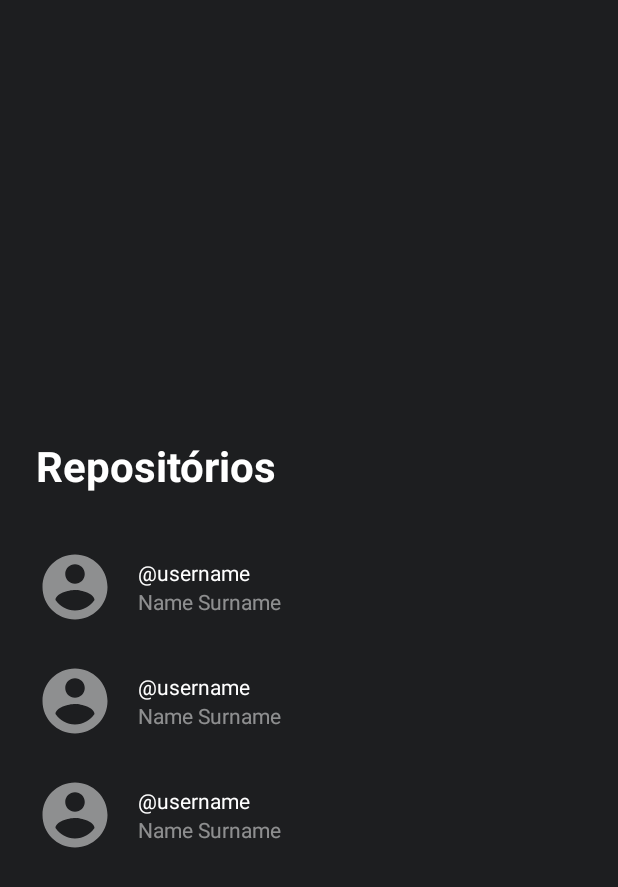
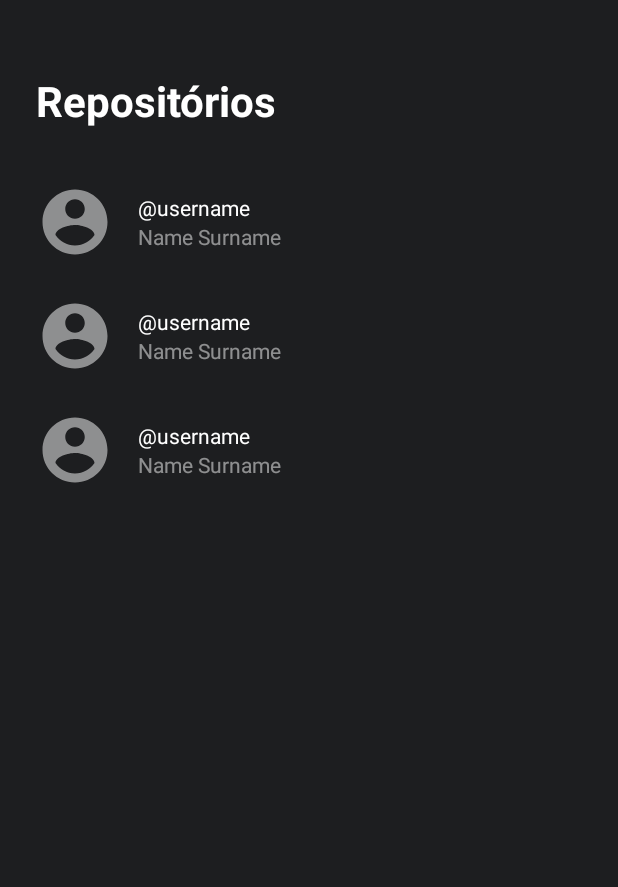
Before and after one commit to valdir-silva/repositories_list, an Android app: the layout repositories_fragment.xml on its own in the app's theme, with its tools: preview values and no code run, on a phone screen of 412 x 824 dp. Shown: the top 887 px of the screen. Run offline under Robolectric (Android 15) with nearby library versions, the phone set to English and light mode, and no system bars.

```diff
--- a/app/src/main/java/com/valdirsilva/repositorieslist/data/MockEndpoints.kt
+++ b/app/src/main/java/com/valdirsilva/repositorieslist/data/MockEndpoints.kt
@@ -11,5 +11,5 @@ interface MockEndpoints : Service {
     @MockResponse(body = "repositories.json")
     @Mock
     @GET("/")
-    override fun getRepositories(): Call<GitHubSearchResultResponse>
+    override fun getRepositories(page: String): Call<GitHubSearchResultResponse>
 }
--- a/app/src/main/java/com/valdirsilva/repositorieslist/data/Service.kt
+++ b/app/src/main/java/com/valdirsilva/repositorieslist/data/Service.kt
@@ -5,5 +5,5 @@ import retrofit2.Call
 
 interface Service {
 
-    fun getRepositories(): Call<GitHubSearchResultResponse>
+    fun getRepositories(page: String): Call<GitHubSearchResultResponse>
 }
--- a/app/src/main/java/com/valdirsilva/repositorieslist/data/repository/Repository.kt
+++ b/app/src/main/java/com/valdirsilva/repositorieslist/data/repository/Repository.kt
@@ -4,5 +4,5 @@ import com.valdirsilva.repositorieslist.data.ApiResults
 
 interface Repository {
 
-    fun getRepositories(resultCallback: (result: ApiResults) -> Unit)
+    fun getRepositories(page: String, resultCallback: (result: ApiResults) -> Unit)
 }
--- a/app/src/main/res/layout/repositories_fragment.xml
+++ b/app/src/main/res/layout/repositories_fragment.xml
@@ -1,23 +1,12 @@
 <?xml version="1.0" encoding="utf-8"?>
-<androidx.constraintlayout.widget.ConstraintLayout xmlns:android="http://schemas.android.com/apk/res/android"
+<androidx.appcompat.widget.LinearLayoutCompat xmlns:android="http://schemas.android.com/apk/res/android"
     xmlns:app="http://schemas.android.com/apk/res-auto"
     xmlns:tools="http://schemas.android.com/tools"
     android:layout_width="match_parent"
     android:layout_height="match_parent"
     android:background="@color/colorPrimaryDark"
+    android:orientation="vertical"
     tools:context=".presentation.repositories.RepositoriesFragment">
-
-    <androidx.core.widget.NestedScrollView
-        android:layout_width="match_parent"
-        android:layout_height="wrap_content"
-        app:layout_constraintBottom_toBottomOf="parent"
-        app:layout_constraintEnd_toEndOf="parent"
-        app:layout_constraintStart_toStartOf="parent"
-        app:layout_constraintTop_toTopOf="parent">
-
-        <androidx.constraintlayout.widget.ConstraintLayout
-            android:layout_width="match_parent"
-            android:layout_height="wrap_content">
 
     <TextView
         android:id="@+id/tvTitle"
@@ -30,8 +19,6 @@
         android:textSize="28sp"
         android:textStyle="bold"
         android:visibility="gone"
-                app:layout_constraintStart_toStartOf="parent"
-                app:layout_constraintTop_toTopOf="parent"
         tools:visibility="visible" />
 
     <androidx.recyclerview.widget.RecyclerView
@@ -40,14 +27,8 @@
         android:layout_height="wrap_content"
         android:layout_marginTop="24dp"
         app:layoutManager="androidx.recyclerview.widget.LinearLayoutManager"
-                app:layout_constraintEnd_toEndOf="parent"
-                app:layout_constraintStart_toStartOf="parent"
-                app:layout_constraintTop_toBottomOf="@id/tvTitle"
-                tools:listitem="@layout/repositorie_view"
+        tools:listitem="@layout/repository_view"
         tools:visibility="visible" />
-
-        </androidx.constraintlayout.widget.ConstraintLayout>
-    </androidx.core.widget.NestedScrollView>
 
     <ProgressBar
         android:id="@+id/repositories_list_progress_bar"
@@ -58,10 +39,6 @@
         android:layout_marginTop="8dp"
         android:layout_marginBottom="8dp"
         android:visibility="gone"
-        app:layout_constraintBottom_toBottomOf="parent"
-        app:layout_constraintEnd_toEndOf="parent"
-        app:layout_constraintStart_toStartOf="parent"
-        app:layout_constraintTop_toTopOf="parent"
         tools:visibility="gone" />
 
     <TextView
@@ -72,11 +49,7 @@
         android:textAppearance="@style/TextAppearance.AppCompat.Headline"
         android:textColor="@color/white"
         android:visibility="gone"
-        app:layout_constraintBottom_toBottomOf="parent"
-        app:layout_constraintEnd_toEndOf="parent"
-        app:layout_constraintStart_toStartOf="parent"
-        app:layout_constraintTop_toTopOf="parent"
         tools:text="ERROR!"
         tools:visibility="gone" />
 
-</androidx.constraintlayout.widget.ConstraintLayout>
+</androidx.appcompat.widget.LinearLayoutCompat>
--- a/app/src/main/res/layout/repositorie_view.xml
+++ b/app/src/main/res/layout/repository_view.xml
@@ -12,10 +12,8 @@
         android:id="@+id/picture"
         android:layout_width="52dp"
         android:layout_height="52dp"
+        android:layout_marginVertical="12dp"
         android:layout_marginStart="24dp"
-        android:layout_marginLeft="24dp"
-        android:layout_marginTop="12dp"
-        android:layout_marginBottom="12dp"
         app:layout_constraintBottom_toBottomOf="parent"
         app:layout_constraintStart_toStartOf="parent"
         app:layout_constraintTop_toTopOf="parent"
@@ -26,7 +24,6 @@
         android:layout_width="wrap_content"
         android:layout_height="wrap_content"
         android:layout_marginStart="16dp"
-        android:layout_marginLeft="16dp"
         android:layout_marginTop="8dp"
         android:textColor="@android:color/white"
         app:layout_constraintBottom_toTopOf="@+id/name"
@@ -50,15 +47,22 @@
         style="?android:attr/progressBarStyle"
         android:layout_width="0dp"
         android:layout_height="0dp"
-        android:layout_marginStart="8dp"
-        android:layout_marginLeft="8dp"
-        android:layout_marginTop="8dp"
-        android:layout_marginEnd="8dp"
-        android:layout_marginRight="8dp"
-        android:layout_marginBottom="8dp"
+        android:layout_margin="8dp"
         android:visibility="gone"
         app:layout_constraintBottom_toBottomOf="@+id/picture"
         app:layout_constraintEnd_toEndOf="@+id/picture"
         app:layout_constraintStart_toStartOf="@+id/picture"
         app:layout_constraintTop_toTopOf="@+id/picture" />
+
+    <ProgressBar
+        android:id="@+id/itemProgressBar"
+        style="?android:attr/progressBarStyle"
+        android:layout_width="0dp"
+        android:layout_height="0dp"
+        android:layout_margin="8dp"
+        android:visibility="gone"
+        app:layout_constraintBottom_toBottomOf="parent"
+        app:layout_constraintEnd_toEndOf="parent"
+        app:layout_constraintStart_toStartOf="parent"
+        app:layout_constraintTop_toTopOf="parent" />
 </androidx.constraintlayout.widget.ConstraintLayout>
```
Also changed, not shown: app/src/main/java/com/valdirsilva/repositorieslist/data/ApiEndpoints.kt (+5 -2 lines), app/src/main/java/com/valdirsilva/repositorieslist/data/repository/ApiDataSource.kt (+2 -11 lines), app/src/main/java/com/valdirsilva/repositorieslist/presentation/repositories/RepositoriesAdapter.kt (+70 -25 lines), app/src/main/java/com/valdirsilva/repositorieslist/presentation/repositories/RepositoriesFragment.kt (+34 -12 lines), app/src/main/java/com/valdirsilva/repositorieslist/presentation/repositories/RepositoriesViewModel.kt (+2 -6 lines), app/src/main/java/com/valdirsilva/repositorieslist/utils/PaginationScrollListener.kt (added, +25 -0 lines). Lines whose indentation alone changed are shown as unchanged.
